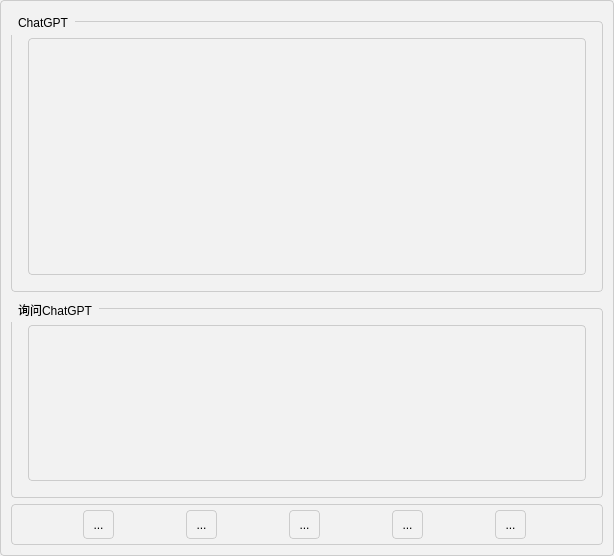
First picture: the form in ChatGPT/ChatGPT.ui, repository mwx280/QTChatGPT, before the edit.
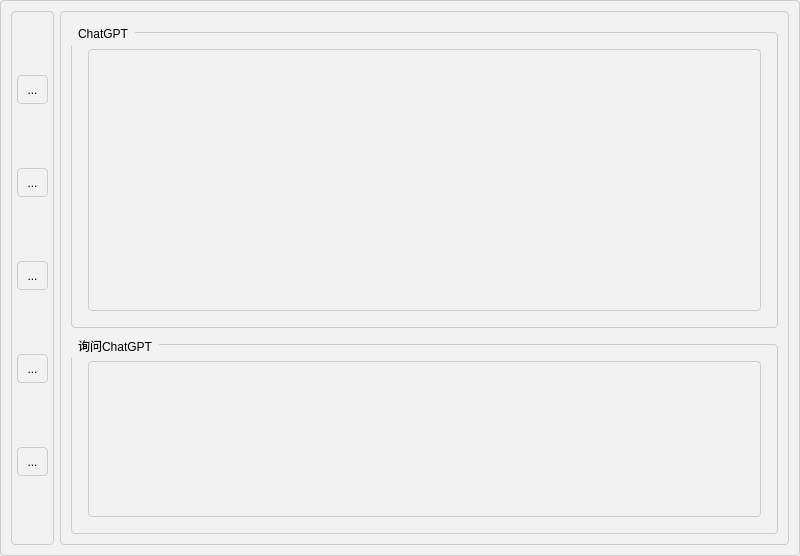
Second picture: the form after the edit.

The edit to the form file:
```diff
--- a/ChatGPT/ChatGPT.ui
+++ b/ChatGPT/ChatGPT.ui
@@ -6,7 +6,7 @@
    <rect>
     <x>0</x>
     <y>0</y>
-    <width>614</width>
+    <width>800</width>
     <height>556</height>
    </rect>
   </property>
@@ -74,56 +74,13 @@
     font-weight: bold;
 }</string>
   </property>
-  <layout class="QVBoxLayout" name="verticalLayout">
-   <item>
-    <widget class="QGroupBox" name="groupBox">
-     <property name="title">
-      <string>ChatGPT</string>
-     </property>
-     <layout class="QGridLayout" name="gridLayout_3">
-      <item row="0" column="0">
-       <widget class="QTextEdit" name="textEditGPT"/>
-      </item>
-     </layout>
-    </widget>
-   </item>
-   <item>
-    <widget class="QGroupBox" name="groupBox_2">
-     <property name="minimumSize">
-      <size>
-       <width>0</width>
-       <height>0</height>
-      </size>
-     </property>
-     <property name="maximumSize">
-      <size>
-       <width>16777215</width>
-       <height>200</height>
-      </size>
-     </property>
-     <property name="title">
-      <string>询问ChatGPT</string>
-     </property>
-     <layout class="QHBoxLayout" name="horizontalLayout">
-      <item>
-       <widget class="QTextEdit" name="textEditUser">
-        <property name="maximumSize">
-         <size>
-          <width>16777215</width>
-          <height>16777215</height>
-         </size>
-        </property>
-       </widget>
-      </item>
-     </layout>
-    </widget>
-   </item>
+  <layout class="QHBoxLayout" name="horizontalLayout_2">
    <item>
     <widget class="QWidget" name="widget" native="true">
      <property name="styleSheet">
       <string notr="true"/>
      </property>
-     <layout class="QHBoxLayout" name="horizontalLayout_2">
+     <layout class="QVBoxLayout" name="verticalLayout_2">
       <property name="leftMargin">
        <number>6</number>
       </property>
@@ -143,19 +100,6 @@
         </property>
        </widget>
       </item>
-      <item>
-       <widget class="QToolButton" name="btnSetting">
-        <property name="minimumSize">
-         <size>
-          <width>0</width>
-          <height>0</height>
-         </size>
-        </property>
-        <property name="text">
-         <string>...</string>
-        </property>
-       </widget>
-      </item>
       <item>
        <widget class="QToolButton" name="btnWriteFile">
         <property name="minimumSize">
@@ -169,6 +113,19 @@
         </property>
        </widget>
       </item>
+      <item>
+       <widget class="QToolButton" name="btnSetting">
+        <property name="minimumSize">
+         <size>
+          <width>0</width>
+          <height>0</height>
+         </size>
+        </property>
+        <property name="text">
+         <string>...</string>
+        </property>
+       </widget>
+      </item>
       <item>
        <widget class="QToolButton" name="btnClear">
         <property name="text">
@@ -186,6 +143,62 @@
      </layout>
     </widget>
    </item>
+   <item>
+    <widget class="QWidget" name="widget_2" native="true">
+     <layout class="QVBoxLayout" name="verticalLayout">
+      <item>
+       <widget class="QGroupBox" name="groupBox">
+        <property name="title">
+         <string>ChatGPT</string>
+        </property>
+        <layout class="QGridLayout" name="gridLayout_3">
+         <item row="0" column="0">
+          <widget class="QTextEdit" name="textEditGPT">
+           <property name="styleSheet">
+            <string notr="true">	font: 700 11pt &quot;Microsoft YaHei UI&quot;;</string>
+           </property>
+          </widget>
+         </item>
+        </layout>
+       </widget>
+      </item>
+      <item>
+       <widget class="QGroupBox" name="groupBox_2">
+        <property name="minimumSize">
+         <size>
+          <width>0</width>
+          <height>0</height>
+         </size>
+        </property>
+        <property name="maximumSize">
+         <size>
+          <width>16777215</width>
+          <height>200</height>
+         </size>
+        </property>
+        <property name="title">
+         <string>询问ChatGPT</string>
+        </property>
+        <layout class="QHBoxLayout" name="horizontalLayout">
+         <item>
+          <widget class="QTextEdit" name="textEditUser">
+           <property name="maximumSize">
+            <size>
+             <width>16777215</width>
+             <height>16777215</height>
+            </size>
+           </property>
+           <property name="styleSheet">
+            <string notr="true">	font: 700 11pt &quot;Microsoft YaHei UI&quot;;</string>
+           </property>
+          </widget>
+         </item>
+        </layout>
+       </widget>
+      </item>
+     </layout>
+    </widget>
+   </item>
   </layout>
  </widget>
  <layoutdefault spacing="6" margin="11"/>
```
